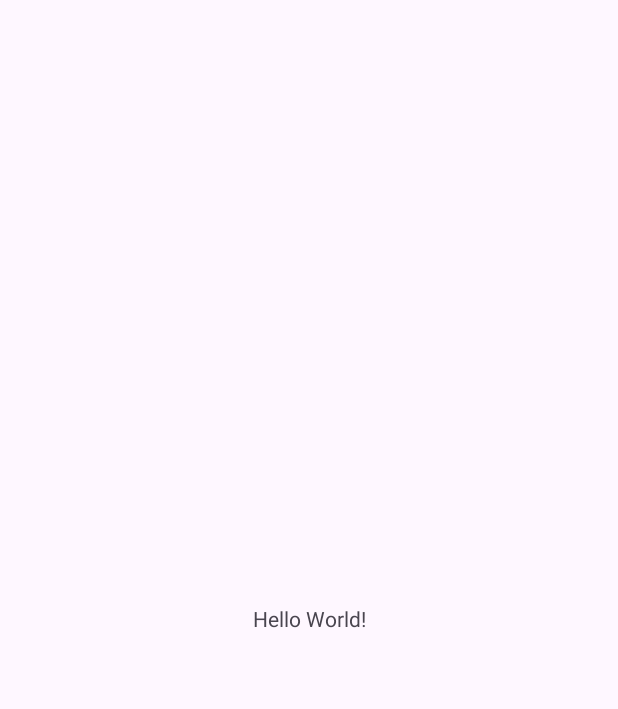
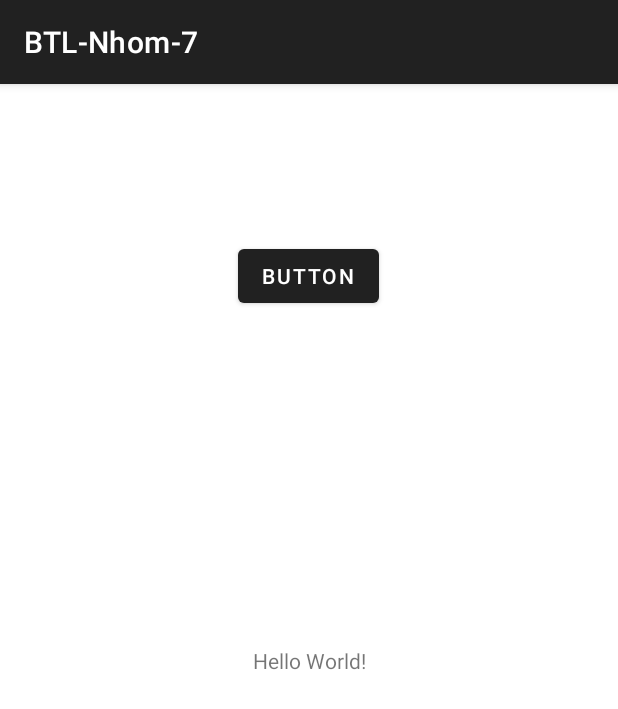
Before and after one commit to dangkhoikhongbietcode/BTL-Nhom-7, an Android app: the screen it shows after launch (MainActivity), on a phone screen of 412 x 824 dp. Before the commit the part shown is almost empty. Shown: the top 709 px of the screen. Run offline under Robolectric (Android 15) with nearby library versions, the phone set to English and light mode, and no system bars.

Commit message:
Home Page View

```diff
--- a/app/build.gradle
+++ b/app/build.gradle
@@ -32,7 +32,10 @@ dependencies {
 
     implementation 'androidx.appcompat:appcompat:1.6.1'
     implementation 'com.google.android.material:material:1.5.0'
+    implementation 'com.google.android.material:material:1.2.0'
+    implementation "androidx.coordinatorlayout:coordinatorlayout:1.2.0"
     implementation 'androidx.constraintlayout:constraintlayout:2.1.4'
+    implementation 'me.relex:circleindicator:2.1.6'
     testImplementation 'junit:junit:4.13.2'
     androidTestImplementation 'androidx.test.ext:junit:1.1.5'
     androidTestImplementation 'androidx.test.espresso:espresso-core:3.5.1'
--- a/app/src/main/AndroidManifest.xml
+++ b/app/src/main/AndroidManifest.xml
@@ -13,6 +13,9 @@
         android:theme="@style/Theme.BTLNhom7"
         tools:targetApi="31">
         <activity
+            android:name=".Home"
+            android:exported="false" />
+        <activity
             android:name=".MainActivity"
             android:exported="true">
             <intent-filter>
--- a/app/src/main/java/com/example/btl_nhom_7/MainActivity.java
+++ b/app/src/main/java/com/example/btl_nhom_7/MainActivity.java
@@ -2,13 +2,26 @@ package com.example.btl_nhom_7;
 
 import androidx.appcompat.app.AppCompatActivity;
 
+import android.annotation.SuppressLint;
+import android.content.Intent;
 import android.os.Bundle;
+import android.view.View;
+import android.widget.Button;
 
 public class MainActivity extends AppCompatActivity {
-
+    Button btn;
+    @SuppressLint("MissingInflatedId")
     @Override
     protected void onCreate(Bundle savedInstanceState) {
         super.onCreate(savedInstanceState);
         setContentView(R.layout.activity_main);
+        btn = findViewById(R.id.button);
+        btn.setOnClickListener(new View.OnClickListener() {
+            @Override
+            public void onClick(View v) {
+                Intent intent= new Intent(MainActivity.this , Home.class);
+                startActivity(intent);
+            }
+        });
     }
 }
--- a/app/src/main/res/layout/activity_main.xml
+++ b/app/src/main/res/layout/activity_main.xml
@@ -15,4 +15,15 @@
         app:layout_constraintStart_toStartOf="parent"
         app:layout_constraintTop_toTopOf="parent" />
 
+    <Button
+        android:id="@+id/button"
+        android:layout_width="wrap_content"
+        android:layout_height="wrap_content"
+        android:layout_marginTop="104dp"
+        android:text="Button"
+        app:layout_constraintEnd_toEndOf="parent"
+        app:layout_constraintHorizontal_bias="0.498"
+        app:layout_constraintStart_toStartOf="parent"
+        app:layout_constraintTop_toTopOf="parent" />
+
 </androidx.constraintlayout.widget.ConstraintLayout>
--- a/app/src/main/res/values/themes.xml
+++ b/app/src/main/res/values/themes.xml
@@ -1,6 +1,6 @@
 <resources xmlns:tools="http://schemas.android.com/tools">
     <!-- Base application theme. -->
-    <style name="Base.Theme.BTLNhom7" parent="Theme.Material3.DayNight.NoActionBar">
+    <style name="Base.Theme.BTLNhom7" parent="Theme.MaterialComponents.Light.DarkActionBar">
         <!-- Customize your light theme here. -->
         <!-- <item name="colorPrimary">@color/my_light_primary</item> -->
     </style>
```
Also changed, not shown: app/src/main/java/com/example/btl_nhom_7/Home.java (added, +38 -0 lines), app/src/main/java/com/example/btl_nhom_7/Photo/adapter/PhotoViewPagerAdapter.java (added, +54 -0 lines), app/src/main/java/com/example/btl_nhom_7/Photo/model/Photo.java (added, +16 -0 lines), app/src/main/res/drawable/bg_indicator.xml (added, +8 -0 lines), app/src/main/res/layout/activity_home.xml (added, +22 -0 lines), app/src/main/res/layout/item_photo.xml (added, +11 -0 lines), app/src/main/res/values/colors.xml (+6 -2 lines), app/src/main/res/values/strings.xml (+8 -0 lines), app/src/main/res/drawable/bgimg_1.jpg (added), app/src/main/res/drawable/bgimg_2.jpg (added), app/src/main/res/drawable/bgimg_3.jpg (added), app/src/main/res/drawable/bgimg_4.jpg (added).
